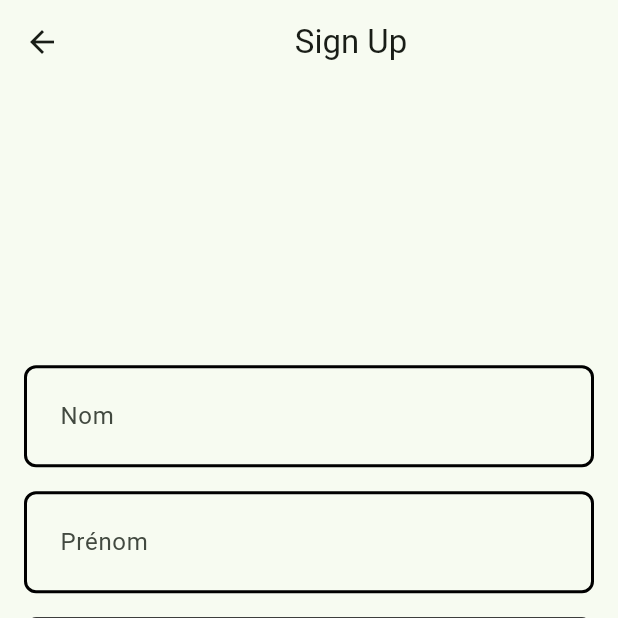
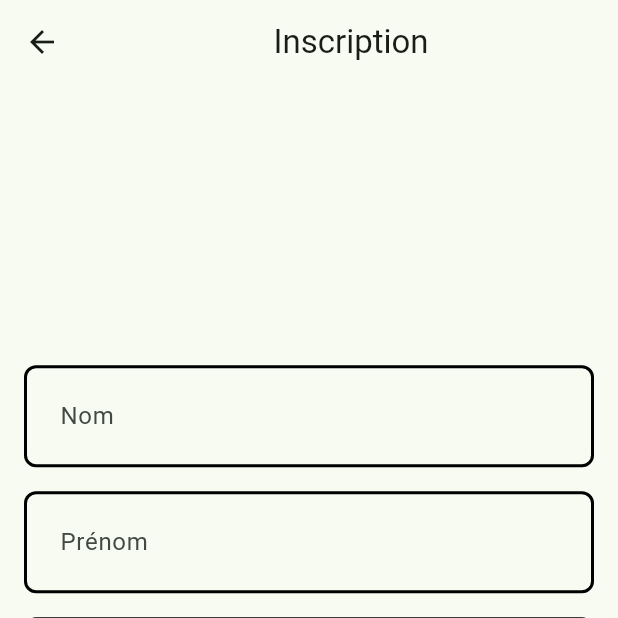
Before and after one commit to Fafary/MMM-Project, a Flutter app: the SignupScreen screen opened directly, on a phone screen of 412 x 824 dp, the top half of it. Run offline on Flutter 3.47's test engine with Material 3 defaults, Android fonts, the phone set to English and light mode, and no system bars; our stand-ins replace carousel_slider, cloud_firestore, datetime_picker_formfield, firebase_auth, firebase_core, firebase_messaging and 6 more; accounts and stored records are empty.

```diff
--- a/lib/authentification/signup_screen.dart
+++ b/lib/authentification/signup_screen.dart
@@ -36,7 +36,7 @@ class SignupScreenState extends State<SignupScreen> {
   Widget build(BuildContext context) {
     return Scaffold(
       appBar: AppBar(
-        title: const Center(child: Text('Sign Up')),
+        title: const Center(child: Text('Inscription')),
       ),
       body: Center(
         child: Form(
--- a/lib/dir_campagne/campagne_screen.dart
+++ b/lib/dir_campagne/campagne_screen.dart
@@ -73,7 +73,7 @@ class CampaignScreenState extends State<CampaignScreen> {
                     ),
                     color: Colors.black,
                     onPressed: () {
-                      Navigator.of(context).pop();
+                      Navigator.of(context).pushNamed('/list_campaign', arguments: widget.user);
                     },
                   ),
                   const Text(
--- a/lib/dir_campagne/creation_campagne.dart
+++ b/lib/dir_campagne/creation_campagne.dart
@@ -332,7 +332,7 @@ class CampagneCreationState extends State<CampagneCreation> {
                       log('Button create campaign pressed');
 
                       // ignore: use_build_context_synchronously
-                      Navigator.of(currentContext).pushNamed('/create_fiche', arguments: widget.user);
+                      Navigator.of(currentContext).pushNamed('/list_campaign', arguments: widget.user);
                     },
                     style: ElevatedButton.styleFrom(
                       backgroundColor: Colors.green,
--- a/lib/dir_fiche/creation_fiche.dart
+++ b/lib/dir_fiche/creation_fiche.dart
@@ -100,7 +100,7 @@ class CreationFicheState extends State<CreationFiche> {
                     ),
                     color: Colors.black,
                     onPressed: () {
-                      Navigator.of(context).pop();
+                      Navigator.of(context).pushNamed('/campagne_screen', arguments: {'campagne': widget.campagne, 'user': widget.user});
                     },
                   ),
                   const Text(
```
Also changed, not shown: 1 other file.
